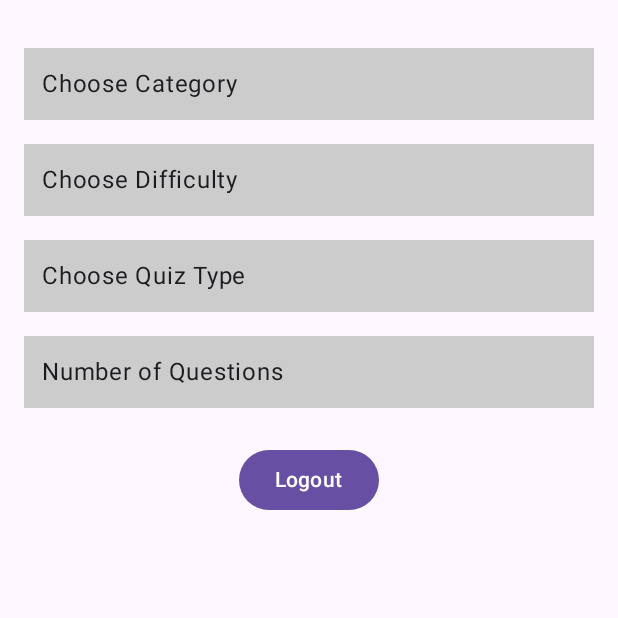
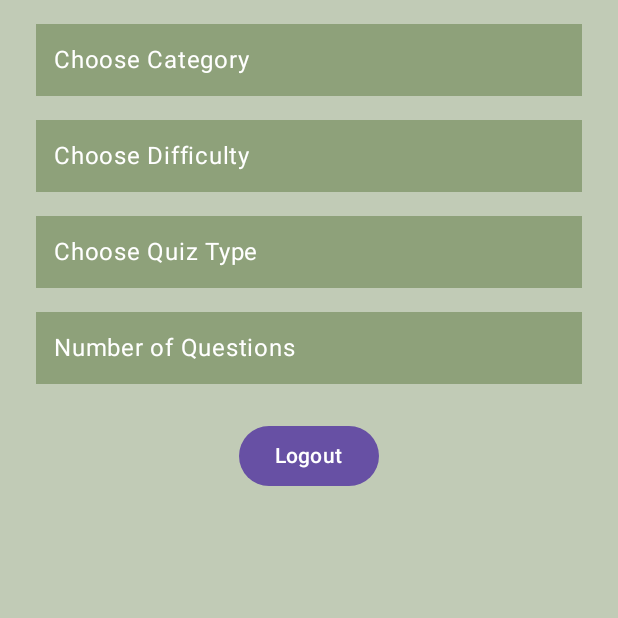
Before and after one commit to muhammadkhasanboev/AppWriteProj, an Android app built with Jetpack Compose: the screen it shows after launch (MainActivity), on a phone screen of 412 x 824 dp, the top half of it. Run offline under Robolectric (Android 15) with nearby library versions, the phone set to English and light mode, and no system bars; 6 statements that could not run were skipped.

Commit message:
background colors added

```diff
--- a/app/src/main/java/io/appwrite/starterkit/MainActivity.kt
+++ b/app/src/main/java/io/appwrite/starterkit/MainActivity.kt
@@ -20,7 +20,12 @@ import io.appwrite.starterkit.data.models.Category
 import kotlinx.coroutines.Dispatchers
 import kotlinx.coroutines.launch
 
+
+
+
+
 class MainActivity : ComponentActivity() {
+    val MyCustomColor = Color(0xFF8EA17A)
 
     private lateinit var account: Account
 
@@ -83,7 +88,7 @@ fun MainScreen(account: Account, onLogout: () -> Unit) {
     Column(
         modifier = Modifier
             .fillMaxSize()
-            .padding(16.dp),
+            .background(Color(0xFFC1CBB6)),
         horizontalAlignment = Alignment.CenterHorizontally
     ) {
         Spacer(modifier = Modifier.height(16.dp))
@@ -148,11 +153,12 @@ fun CategoryDropdown(
     Box(
         modifier = Modifier
             .fillMaxWidth()
-            .background(Color.LightGray)
+            .padding(horizontal = 24.dp)
+            .background(Color(0xFF8EA17A))
             .clickable { expanded = true }
             .padding(12.dp)
     ) {
-        Text(text = selected?.name ?: label)
+        Text(text = selected?.name ?: label, color=Color.White)
 
         DropdownMenu(expanded = expanded, onDismissRequest = { expanded = false }) {
             categories.forEach { category ->
--- a/app/src/main/res/values/themes.xml
+++ b/app/src/main/res/values/themes.xml
@@ -2,4 +2,6 @@
 <resources>
 
     <style name="Theme.AppwriteStarterKit" parent="android:Theme.Material.Light.NoActionBar" />
+
+
 </resources>
```
